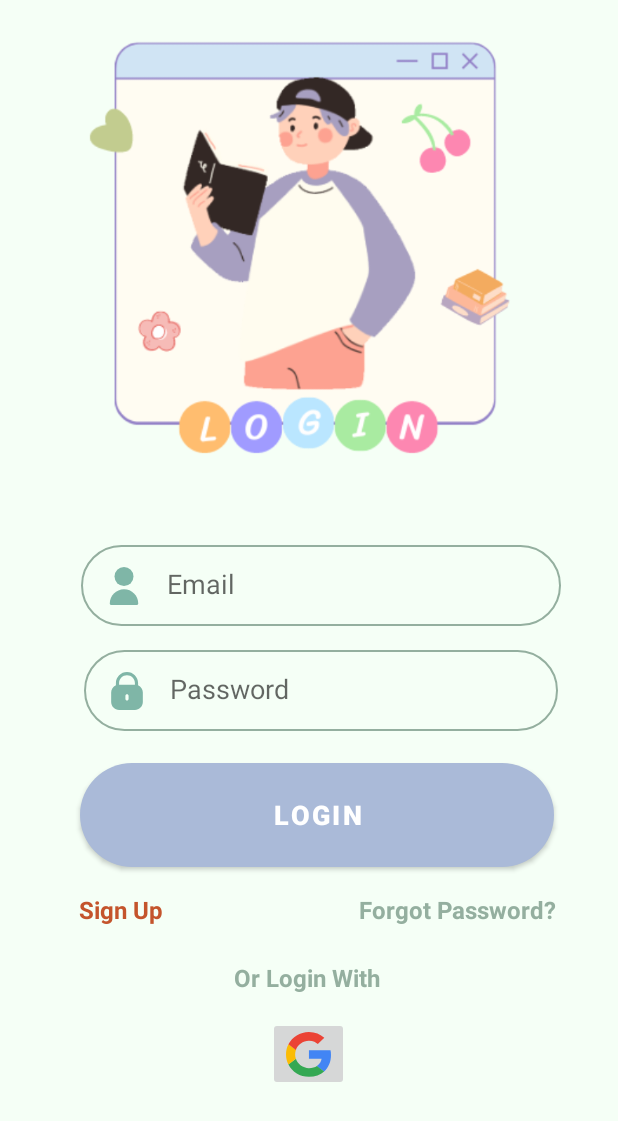
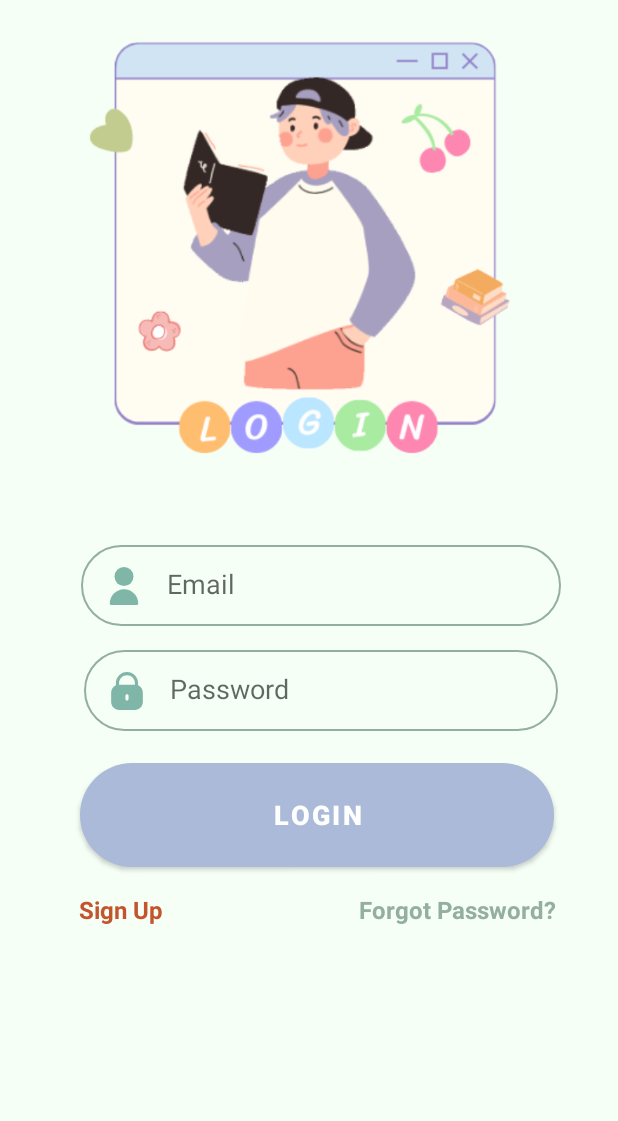
Before and after one commit to JimDaDa/ReadingBooks_Final, an Android app: the screen it shows after launch (login), on a phone screen of 412 x 824 dp. Shown: the top 1121 px of the screen. Run offline under Robolectric (Android 15) with nearby library versions, the phone set to English and light mode, and no system bars; our stand-ins replace Firebase (no records; nobody signed in at launch, a user with empty details on screens opened directly); 2 statements that could not run were skipped.

Commit message:
//Kỳ Duyên update

```diff
--- a/app/build.gradle
+++ b/app/build.gradle
@@ -17,7 +17,7 @@ android {
 
     defaultConfig {
         applicationId "com.example.readingbooks_final"
-        minSdk 24
+        minSdk 28
         targetSdk 33
         versionCode 1
         versionName "1.0"
--- a/app/src/main/java/com/example/readingbooks_final/fragment/Account.java
+++ b/app/src/main/java/com/example/readingbooks_final/fragment/Account.java
@@ -244,8 +244,9 @@ public class Account extends Fragment {
                             if(!avatar.isEmpty()) {
                                 byte [] byteArray = new byte[0];
 //                                if (android.os.Build.VERSION.SDK_INT >= android.os.Build.VERSION_CODES.O) {
-//                                    byteArray = Base64.getDecoder().decode(avatar);
+//                                    byteArray = Base64.getDecoder().decode(avatarBase64);
 //                                }
+                                byteArray = Base64.getDecoder().decode(avatarBase64);
                                 Bitmap bitmap = BitmapFactory.decodeByteArray(byteArray, 0, byteArray.length);
                                 Glide.with(Account.this).load(avatarBase64).error(bitmap).into(image_ava);
 
--- a/app/src/main/res/layout/activity_login.xml
+++ b/app/src/main/res/layout/activity_login.xml
@@ -152,35 +152,35 @@
             app:layout_constraintTop_toBottomOf="@+id/view2"
             app:layout_constraintVertical_bias="0.038" />
 
-        <TextView
-            android:id="@+id/textView8"
-            android:layout_width="wrap_content"
-            android:layout_height="wrap_content"
-            android:layout_marginStart="32dp"
-            android:layout_marginTop="12dp"
-            android:layout_marginEnd="32dp"
-            android:text="Or Login With"
-            android:textColor="@color/boder"
-            android:textSize="16sp"
-            android:textStyle="bold"
-            app:layout_constraintEnd_toEndOf="@+id/view3"
-            app:layout_constraintHorizontal_bias="0.494"
-            app:layout_constraintStart_toStartOf="@+id/view3"
-            app:layout_constraintTop_toTopOf="@+id/view3" />
+<!--        <TextView-->
+<!--            android:id="@+id/textView8"-->
+<!--            android:layout_width="wrap_content"-->
+<!--            android:layout_height="wrap_content"-->
+<!--            android:layout_marginStart="32dp"-->
+<!--            android:layout_marginTop="12dp"-->
+<!--            android:layout_marginEnd="32dp"-->
+<!--            android:text="Or Login With"-->
+<!--            android:textColor="@color/boder"-->
+<!--            android:textSize="16sp"-->
+<!--            android:textStyle="bold"-->
+<!--            app:layout_constraintEnd_toEndOf="@+id/view3"-->
+<!--            app:layout_constraintHorizontal_bias="0.494"-->
+<!--            app:layout_constraintStart_toStartOf="@+id/view3"-->
+<!--            app:layout_constraintTop_toTopOf="@+id/view3" />-->
 
-        <ImageButton
-            android:id="@+id/logingg"
-            android:layout_width="wrap_content"
-            android:layout_height="wrap_content"
-            android:layout_marginStart="32dp"
-            android:layout_marginTop="12dp"
-            android:layout_marginEnd="32dp"
-            app:layout_constraintEnd_toEndOf="@+id/view3"
-            app:layout_constraintHorizontal_bias="0.498"
-            app:layout_constraintStart_toStartOf="@+id/view3"
-            app:layout_constraintTop_toBottomOf="@+id/textView8"
-            app:layout_constraintBottom_toBottomOf="@+id/view3"
-            app:srcCompat="@drawable/gg" />
+<!--        <ImageButton-->
+<!--            android:id="@+id/logingg"-->
+<!--            android:layout_width="wrap_content"-->
+<!--            android:layout_height="wrap_content"-->
+<!--            android:layout_marginStart="32dp"-->
+<!--            android:layout_marginTop="12dp"-->
+<!--            android:layout_marginEnd="32dp"-->
+<!--            app:layout_constraintEnd_toEndOf="@+id/view3"-->
+<!--            app:layout_constraintHorizontal_bias="0.498"-->
+<!--            app:layout_constraintStart_toStartOf="@+id/view3"-->
+<!--            app:layout_constraintTop_toBottomOf="@+id/textView8"-->
+<!--            app:layout_constraintBottom_toBottomOf="@+id/view3"-->
+<!--            app:srcCompat="@drawable/gg" />-->
 
     </androidx.constraintlayout.widget.ConstraintLayout>
 </ScrollView>
```
Also changed, not shown: app/src/main/java/com/example/readingbooks_final/MainActivity.java (+5 -2 lines), app/src/main/java/com/example/readingbooks_final/activity/login.java (+126 -123 lines).
